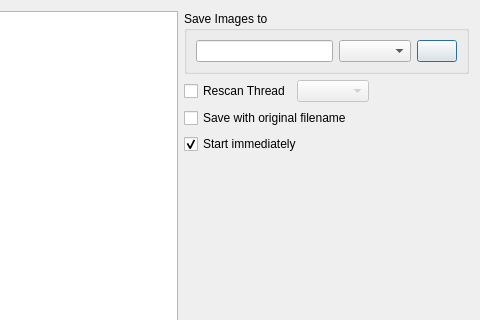
First picture: the form in gui/uithreadadder.ui, repository chrisdevchroma/fourchan-dl, before the edit; both pictures show x 119 to 599 and y 0 to 320 of the 599 by 653 pixel window.
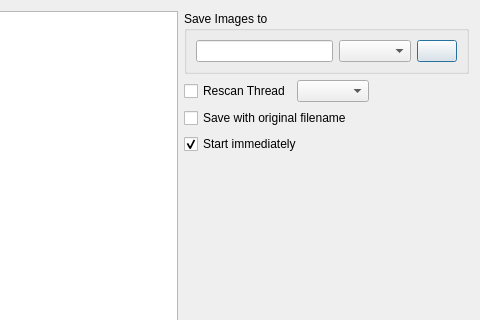
Second picture: the form after the edit. Icons and pictures are not drawn.

Patch:
```diff
--- a/gui/uithreadadder.ui
+++ b/gui/uithreadadder.ui
@@ -69,7 +69,7 @@
      <item>
       <widget class="QComboBox" name="comboBox">
        <property name="enabled">
-        <bool>false</bool>
+        <bool>true</bool>
        </property>
       </widget>
      </item>
```
